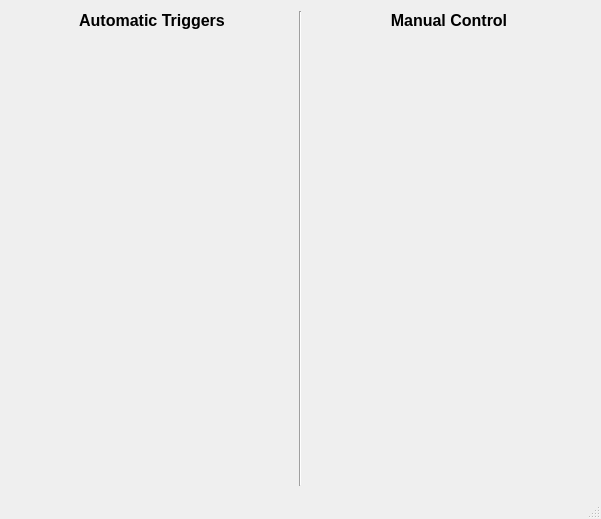
The window that API/Bio-MR-API/Bio-MR-API/Biomr.ui (hiebelky/Bio-MR) describes before a commit, drawn with Qt 5.
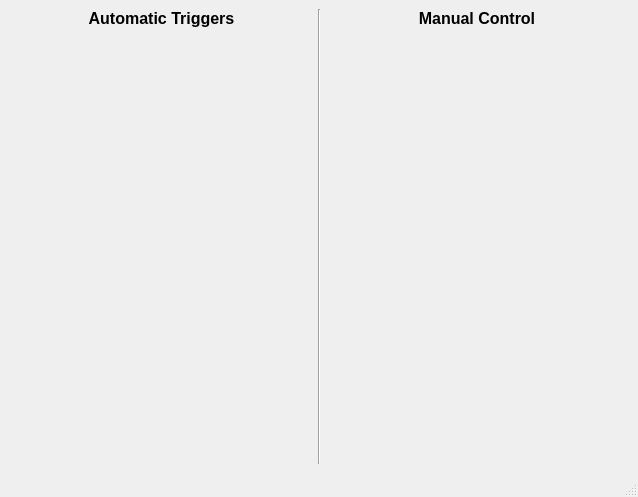
The same window after the commit.

```diff
--- a/API/Bio-MR-API/Bio-MR-API/Biomr.ui
+++ b/API/Bio-MR-API/Bio-MR-API/Biomr.ui
@@ -6,8 +6,8 @@
    <rect>
     <x>0</x>
     <y>0</y>
-    <width>601</width>
-    <height>519</height>
+    <width>638</width>
+    <height>497</height>
    </rect>
   </property>
   <property name="windowTitle">
@@ -20,8 +20,46 @@
      <verstretch>0</verstretch>
     </sizepolicy>
    </property>
-   <layout class="QHBoxLayout" name="horizontalLayout">
-    <item>
+   <layout class="QGridLayout" name="gridLayout">
+    <property name="topMargin">
+     <number>9</number>
+    </property>
+    <item row="0" column="2">
+     <layout class="QVBoxLayout" name="manualControlLayout">
+      <item>
+       <widget class="QLabel" name="label_5">
+        <property name="font">
+         <font>
+          <pointsize>12</pointsize>
+          <weight>75</weight>
+          <bold>true</bold>
+          <underline>false</underline>
+         </font>
+        </property>
+        <property name="text">
+         <string>Manual Control</string>
+        </property>
+        <property name="alignment">
+         <set>Qt::AlignCenter</set>
+        </property>
+       </widget>
+      </item>
+      <item>
+       <spacer name="verticalSpacer">
+        <property name="orientation">
+         <enum>Qt::Vertical</enum>
+        </property>
+        <property name="sizeHint" stdset="0">
+         <size>
+          <width>20</width>
+          <height>40</height>
+         </size>
+        </property>
+       </spacer>
+      </item>
+     </layout>
+    </item>
+    <item row="0" column="0">
      <layout class="QVBoxLayout" name="triggerLayout">
       <item>
        <widget class="QLabel" name="label_4">
@@ -56,7 +94,7 @@
       </item>
      </layout>
     </item>
-    <item>
+    <item row="0" column="1">
      <widget class="Line" name="line">
       <property name="lineWidth">
        <number>1</number>
@@ -66,41 +104,6 @@
       </property>
      </widget>
     </item>
-    <item>
-     <layout class="QVBoxLayout" name="manualControlLayout">
-      <item>
-       <widget class="QLabel" name="label_5">
-        <property name="font">
-         <font>
-          <pointsize>12</pointsize>
-          <weight>75</weight>
-          <bold>true</bold>
-          <underline>false</underline>
-         </font>
-        </property>
-        <property name="text">
-         <string>Manual Control</string>
-        </property>
-        <property name="alignment">
-         <set>Qt::AlignCenter</set>
-        </property>
-       </widget>
-      </item>
-      <item>
-       <spacer name="verticalSpacer">
-        <property name="orientation">
-         <enum>Qt::Vertical</enum>
-        </property>
-        <property name="sizeHint" stdset="0">
-         <size>
-          <width>20</width>
-          <height>40</height>
-         </size>
-        </property>
-       </spacer>
-      </item>
-     </layout>
-    </item>
    </layout>
   </widget>
   <widget class="QMenuBar" name="menuBar">
```
Left out of the diff: 4 changed lines with no effect on the pictures.
